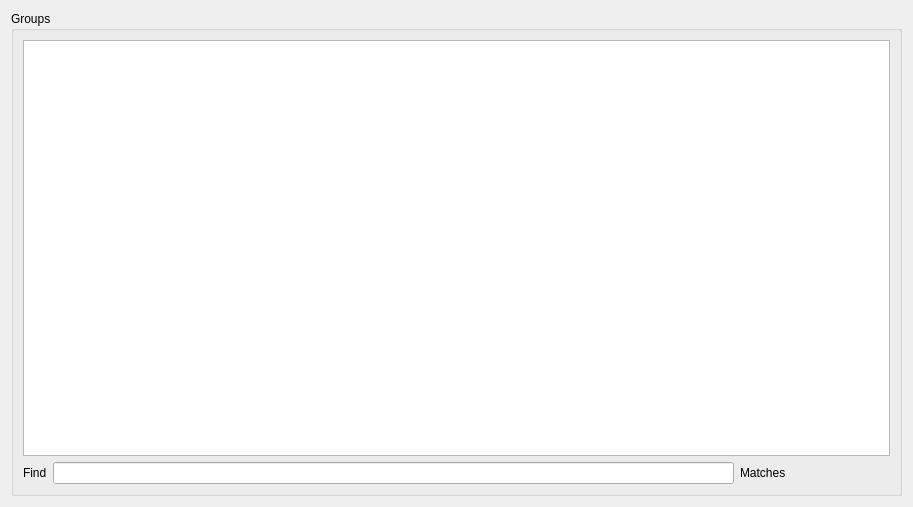
Before: the Qt Designer form app/gui/groups.ui in ensisoft/newsflash-plus, drawn with Qt 5.
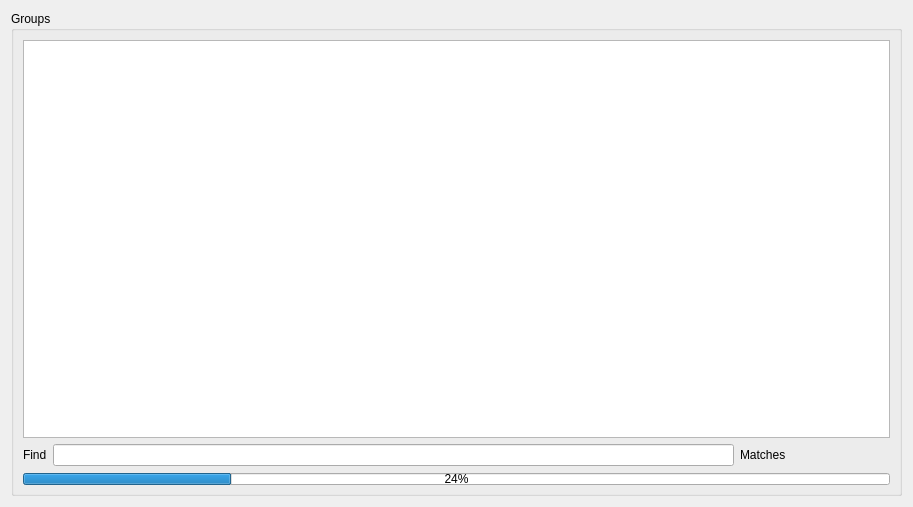
After: the same form once the commit is applied. Icons and pictures are not drawn.

```diff
--- a/app/gui/groups.ui
+++ b/app/gui/groups.ui
@@ -76,6 +76,25 @@
         </item>
        </layout>
       </item>
+      <item>
+       <widget class="QProgressBar" name="progressBar">
+        <property name="minimumSize">
+         <size>
+          <width>0</width>
+          <height>12</height>
+         </size>
+        </property>
+        <property name="maximumSize">
+         <size>
+          <width>16777215</width>
+          <height>10</height>
+         </size>
+        </property>
+        <property name="value">
+         <number>24</number>
+        </property>
+       </widget>
+      </item>
      </layout>
     </widget>
    </item>
```
